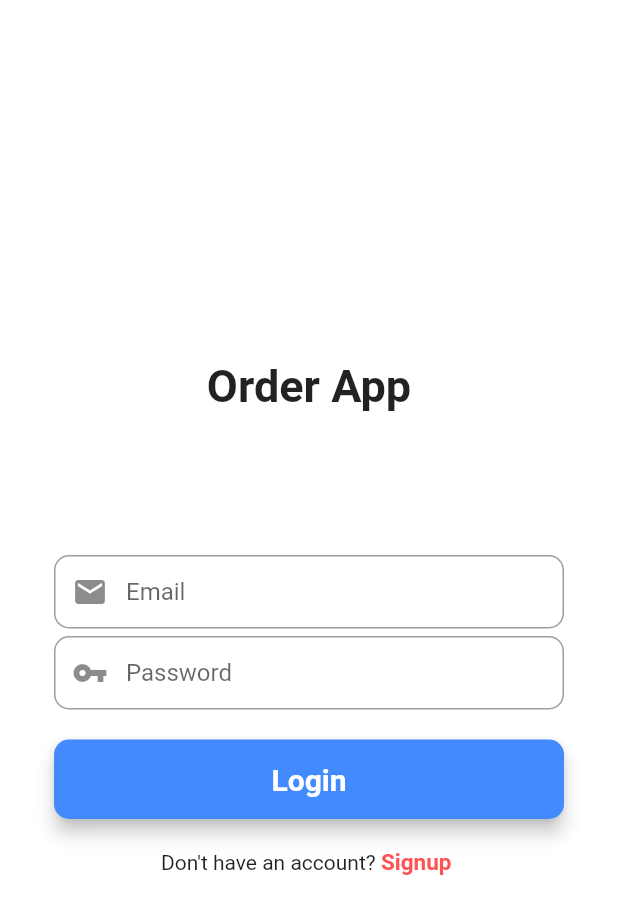
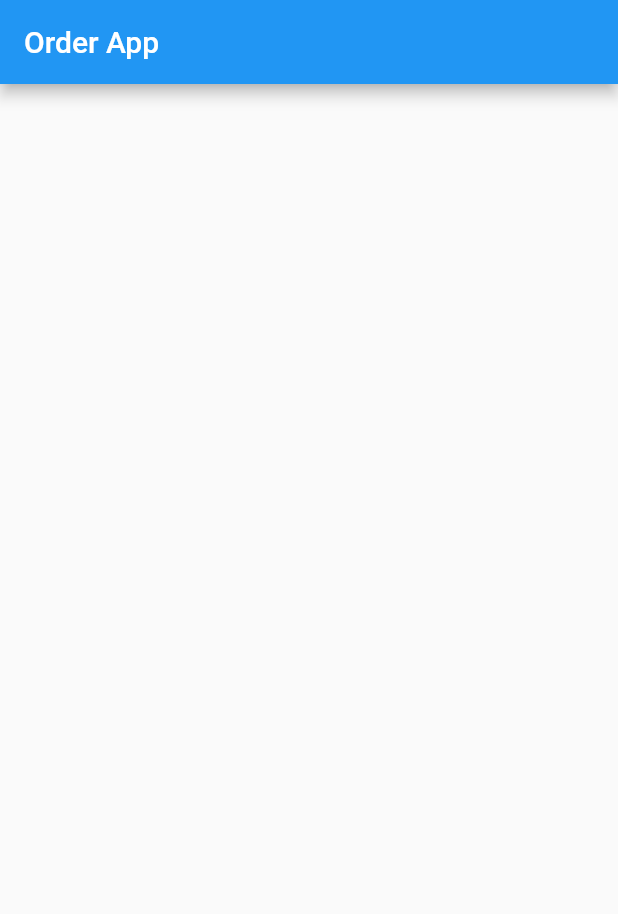
Before and after one commit to omgcarlo/flutter-OrderApp, a Flutter app: the screen it shows after launch, after a tap on "Login", on a phone screen of 412 x 824 dp. Shown: the top 914 px of the screen. Run offline on Flutter 3.47's test engine with Material 2 defaults, Android fonts, the phone set to English and light mode, and no system bars.

Commit message:
Added navigations to login->home, login->signup

```diff
--- a/lib/Screens/home-screen.dart
+++ b/lib/Screens/home-screen.dart
@@ -0,0 +1,21 @@
+import 'package:flutter/material.dart';
+
+class HomeScreen extends StatefulWidget {
+  const HomeScreen({Key? key}) : super(key: key);
+
+  @override
+  _HomeScreenState createState() => _HomeScreenState();
+}
+
+class _HomeScreenState extends State<HomeScreen> {
+  @override
+  Widget build(BuildContext context) {
+    return Scaffold(
+      appBar: AppBar(
+        title: Text(
+          "Order App"
+        ),
+      ),
+    );
+  }
+}
--- a/lib/Screens/login-screen.dart
+++ b/lib/Screens/login-screen.dart
@@ -66,7 +66,10 @@ class _LoginScreenState extends State<LoginScreen>{
       color: Colors.blueAccent,
       child: MaterialButton(
         onPressed: (){
-          // do nothing
+          // need to add firebase processing here
+
+          // replace screen with home
+          Navigator.pushReplacementNamed(context, "/home");
         },
         padding: EdgeInsets.fromLTRB(20, 15, 20, 15),
         minWidth: MediaQuery.of(context).size.width,
--- a/lib/main.dart
+++ b/lib/main.dart
@@ -1,6 +1,7 @@
 // ignore_for_file: prefer_const_constructors, use_key_in_widget_constructors
 
 import 'package:flutter/material.dart';
+import 'package:flutter_app/Screens/home-screen.dart';
 import 'package:flutter_app/Screens/login-screen.dart';
 
 
@@ -15,6 +16,9 @@ class MyApp extends StatelessWidget{
           primarySwatch: Colors.blue
       ),
       home: LoginScreen(),
+      routes: {
+        "/home": (_) => new HomeScreen(),
+      },
     );
   }
 }
```
Also changed, not shown: lib/Screens/registration-screen.dart (+16 -1 lines).
